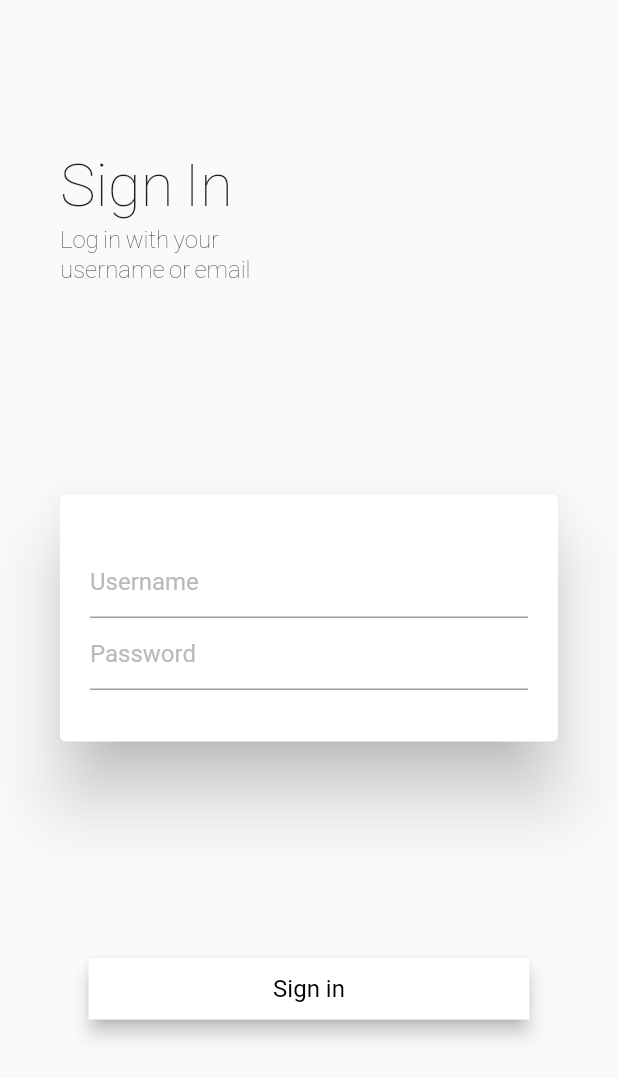
After one commit to bluemix/Gradient-Screens, a Flutter app: the LoginPage screen opened directly, on a phone screen of 412 x 824 dp. The commit adds this screen. Shown: the top 1078 px of the screen. Run offline on Flutter 3.47's test engine with Material 2 defaults, Android fonts, the phone set to English and light mode, and no system bars; missing offline and left inert: path_parsing.

Commit message:
adding login page

```diff
--- a/lib/clippers.dart
+++ b/lib/clippers.dart
@@ -90,3 +90,17 @@ class BottomWaveClipper extends CustomClipper<Path> {
   @override
   bool shouldReclip(CustomClipper<Path> oldClipper) => false;
 }
+
+class PathClipper extends CustomClipper<Path> {
+
+  PathClipper({this.path});
+  final Path path;
+
+  @override
+  Path getClip(Size size) {
+    return path;
+  }
+
+  @override
+  bool shouldReclip(CustomClipper<Path> oldClipper) => false;
+}
--- a/lib/gradients.dart
+++ b/lib/gradients.dart
@@ -2,6 +2,14 @@
 
   import 'package:flutter/widgets.dart';
 
+var whiteGradient = LinearGradient(
+    begin: Alignment.topCenter,
+    end: Alignment.bottomCenter,
+    colors: const <Color>[
+      Color(0xffffffff),
+      Color(0xffffffff),
+    ],
+  );
 var hotLinearGradient = LinearGradient(
     begin: Alignment.topLeft,
     end: Alignment.bottomRight,
@@ -10,7 +18,14 @@ var hotLinearGradient = LinearGradient(
       Color(0xffF9B16E), // <color name="summer_sky">#2BB2DF</color>
     ],
   );
-
+    var blueshGradient = LinearGradient(
+      begin: Alignment.topLeft,
+      end: Alignment.bottomRight,
+      colors: const <Color>[
+        Color(0xff0060C5), // <color name="summer_sky">#2BB2DF</color>
+        Color(0xff18BBFA), // <color name="bleu_de_france">#388DE3</color>
+      ],
+    );
   var serveGradient = LinearGradient(
     begin: Alignment.topLeft,
     end: Alignment.bottomRight,
--- a/lib/main.dart
+++ b/lib/main.dart
@@ -1,7 +1,8 @@
 import 'package:flutter/material.dart';
-import 'package:gradient_buttons/genres_page.dart';
-import 'package:gradient_buttons/info_page.dart';
-import 'package:gradient_buttons/intro_page.dart';
+import 'package:gradient_buttons/pages/genres_page.dart';
+import 'package:gradient_buttons/pages/info_page.dart';
+import 'package:gradient_buttons/pages/intro_page.dart';
+import 'package:gradient_buttons/pages/login_page.dart';
 import 'package:gradient_buttons/utils.dart';
 
 void main() => runApp(new MyApp());
@@ -34,12 +35,13 @@ class _MyHomePageState extends State<MyHomePage> {
   @override
   Widget build(BuildContext context) {
     return DefaultTabController(
-      length: 3,
+      length: 4,
       child: Scaffold(
         body: new TabBarView(children: [
           IntroPage(),
           InfoPage(),
           GenresPage(),
+          LoginPage(),
         ]),
       ),
     );
--- a/lib/genres_page.dart
+++ b/lib/pages/genres_page.dart
@@ -3,6 +3,8 @@ import 'package:flutter/widgets.dart';
 import 'package:gradient_buttons/gradient_widgets.dart';
 import 'package:gradient_buttons/gradients.dart';
 
+
+// inspired from https://www.designspiration.net/save/5597545571572/
 class GenresPage extends StatelessWidget {
   final double increaseWidthBy = 50.0;
 
--- /dev/null
+++ b/lib/pages/login_page.dart
@@ -0,0 +1,181 @@
+import 'package:flutter/material.dart';
+import 'package:flutter/widgets.dart';
+import 'package:gradient_buttons/gradient_widgets.dart';
+import 'package:gradient_buttons/gradients.dart';
+import 'package:gradient_buttons/clippers.dart';
+import 'package:path_parsing/path_parsing.dart';
+
+// inspired from https://www.tenniswood.co.uk/post/160767831482
+class LoginPage extends StatelessWidget {
+  BoxDecoration gradientBack() {
+    return const BoxDecoration(
+      gradient: const LinearGradient(
+        begin: Alignment.topLeft,
+        end: Alignment.bottomCenter,
+        colors: const <Color>[
+          Color(0xff2596B3), // <color name="pelorous">#2596B3</color>
+          Color(0xff5FC9E2), // <color name="viking">#5FC9E2</color>
+        ],
+      ),
+    );
+  }
+
+  Widget _buildBackground(BuildContext context) {
+    double width = MediaQuery.of(context).size.width;
+    double height = MediaQuery.of(context).size.height;
+    String halpEllipsePath =
+        'M-48.35,33.095C-21.509,2.145 17.176,-16.352 59.126,-14.058C134.541,-9.932 192.134,59.835 187.659,141.645C183.184,223.454 118.325,286.524 42.91,282.398C6.777,280.422 -25.266,263.376 -48.35,237.156L-48.35,33.095Z';
+
+    var pathPrinter = new PathBuilder();
+    writeSvgPathDataToPath(halpEllipsePath, pathPrinter);
+    var paint = new Paint()
+      ..strokeWidth = 45.0
+      ..shader =
+          blueshGradient.createShader(Rect.fromLTWH(0.0, 0.0, 100.0, 300.0))
+      ..style = PaintingStyle.stroke;
+
+    return Transform.scale(
+        scale: 1.75,
+        child: Transform.translate(
+            offset: Offset(width / 8, height / 4),
+            child: CustomPaint(
+                painter:
+                    new PathPainter(p: pathPrinter.path, redPainter: paint))));
+  }
+
+  Widget _buildFooter(BuildContext context) {
+    double width = MediaQuery.of(context).size.width;
+    return Center(
+      child: Column(
+          crossAxisAlignment: CrossAxisAlignment.center,
+          mainAxisAlignment: MainAxisAlignment.center,
+          children: [
+            GradientButton(
+              gradient: whiteGradient,
+              callback: () => {},
+              textStyle: TextStyle(color: Colors.black, fontSize: 16.0),
+              shapeRadius: BorderRadius.circular(5.0),
+              child: Text(
+                "Sign in",
+              ),
+              increaseHeightBy: 5.0,
+              increaseWidthBy: width / 2,
+            ),
+          ]),
+    );
+  }
+
+  Widget _buildInputs() {
+    return Card(
+      margin: const EdgeInsets.symmetric(horizontal: 40.0, vertical: 0.0),
+      elevation: 20.0,
+      child: Padding(
+        padding: const EdgeInsets.all(20.0),
+        child: Column(
+          crossAxisAlignment: CrossAxisAlignment.center,
+          mainAxisAlignment: MainAxisAlignment.center,
+          children: <Widget>[
+            TextFormField(
+              decoration: InputDecoration(
+                filled: false,
+                hintText: 'Username',
+              ),
+            ),
+            TextFormField(
+              decoration: InputDecoration(
+                filled: false,
+                hintText: 'Password',
+              ),
+            ),
+          ],
+        ),
+      ),
+    );
+  }
+
+  Widget _buildHeader() {
+    return Padding(
+        padding: const EdgeInsets.only(top: 100.0, left: 40.0),
+        child: Column(
+          crossAxisAlignment: CrossAxisAlignment.start,
+          children: <Widget>[
+            Text(
+              'Sign In',
+              style: new TextStyle(
+                  fontSize: 40.0,
+                  fontWeight: FontWeight.w100),
+            ),
+            Text(
+              'Log in with your\nusername or email',
+              style: new TextStyle(
+                  fontSize: 16.0,
+                  fontWeight: FontWeight.w100),
+            ),
+          ],
+        ));
+  }
+
+  @override
+  Widget build(BuildContext context) {
+    return new Scaffold(
+        body: Stack(
+      fit: StackFit.expand,
+      children: <Widget>[
+        _buildBackground(context),
+        new Column(
+          mainAxisAlignment: MainAxisAlignment.start,
+          crossAxisAlignment: CrossAxisAlignment.start,
+          mainAxisSize: MainAxisSize.min,
+          children: <Widget>[
+            Expanded(
+              flex: 2,
+              child: _buildHeader(),
+            ),
+            Expanded(flex: 1, child: _buildInputs()),
+            Expanded(flex: 2, child: _buildFooter(context)),
+          ],
+        ),
+      ],
+    ));
+  }
+}
+
+class PathPainter extends CustomPainter {
+  PathPainter({this.p, this.redPainter});
+
+  final Path p;
+
+  final Paint redPainter;
+
+  @override
+  bool shouldRepaint(PathPainter old) => true;
+
+  @override
+  void paint(Canvas canvas, Size size) {
+    canvas.drawPath(p, redPainter);
+  }
+}
+
+class PathBuilder extends PathProxy {
+  var path = Path();
+  @override
+  void close() {
+    path.close();
+  }
+
+  @override
+  void cubicTo(
+      double x1, double y1, double x2, double y2, double x3, double y3) {
+    path.cubicTo(x1, y1, x2, y2, x3, y3);
+  }
+
+  @override
+  void lineTo(double x, double y) {
+    path.lineTo(x, y);
+  }
+
+  @override
+  void moveTo(double x, double y) {
+    path.moveTo(x, y);
+  }
+}
--- a/lib/utils.dart
+++ b/lib/utils.dart
@@ -1,12 +1,20 @@
 import 'package:flutter/material.dart';
 import 'package:flutter/widgets.dart';
 
-
-
+var lightGrayColor = new Color(0xFFD6D6D6);
+var loblollyColor = new Color(0xFFB9B9B9); // <color name="loblolly">#B9B9B9</color>
 ThemeData appTheme() {
   return new ThemeData(
-      hintColor: Colors.grey,
+      hintColor: Colors.grey[100], //
+
       fontFamily: 'GE SS Light',
+      inputDecorationTheme: InputDecorationTheme(
+        labelStyle: TextStyle(color: Colors.white),
+        hintStyle: TextStyle(color: loblollyColor),
+        // border: UnderlineInputBorder(borderSide: BorderSide(color: Colors.yellow, style: BorderStyle.none)),
+        border: UnderlineInputBorder(
+            borderSide: BorderSide(color: Colors.red, style: BorderStyle.none)),
+      ),
       accentColor: Colors.lime);
 }
 
@@ -17,8 +25,8 @@ Directionality appDirectionality(Widget child) {
       builder: (BuildContext context) {
         return new MediaQuery(
           data: MediaQuery.of(context).copyWith(
-                textScaleFactor: 1.0,
-              ),
+            textScaleFactor: 1.0,
+          ),
           child: child,
         );
       },
```
Also changed, not shown: pubspec.yaml (+4 -11 lines), art/login_page.png (added), lib/pages/info_page.dart (renamed from lib/info_page.dart), lib/pages/intro_page.dart (renamed from lib/intro_page.dart), pubspec.lock, 1 other file.
